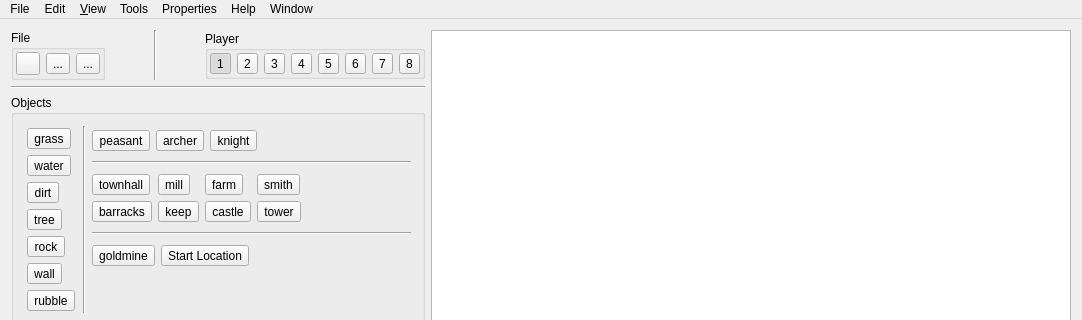
The window that MapEditor/mainwindow.ui (projectdelphai/ECS160_MapEditor) describes before a commit, drawn with Qt 5; both pictures show x 0 to 1082 and y 0 to 320 of the 1082 by 807 pixel window.
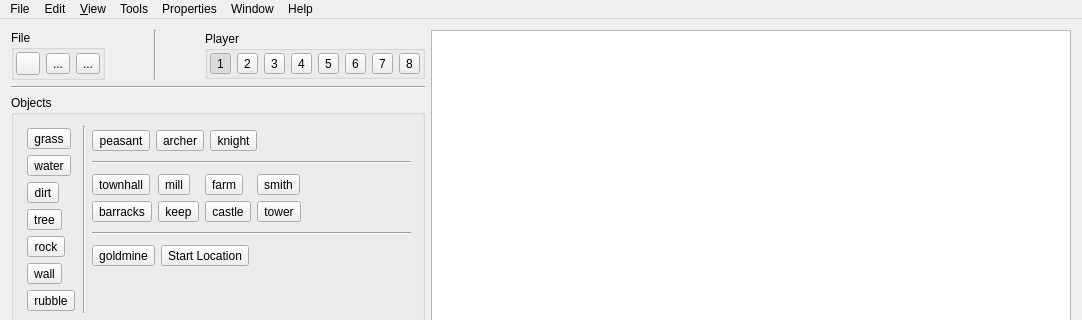
The same window after the commit. Icons and pictures are not drawn.

The edit to the form file:
```diff
--- a/MapEditor/mainwindow.ui
+++ b/MapEditor/mainwindow.ui
@@ -1067,8 +1067,8 @@
    <addaction name="menuView"/>
    <addaction name="menuTools"/>
    <addaction name="menuPlayer"/>
-   <addaction name="menuHelp"/>
    <addaction name="menuWindow"/>
+   <addaction name="menuHelp"/>
   </widget>
   <widget class="QStatusBar" name="statusBar"/>
   <action name="actionNew">
```
Left out of the diff: 74 changed lines with no effect on the pictures.
